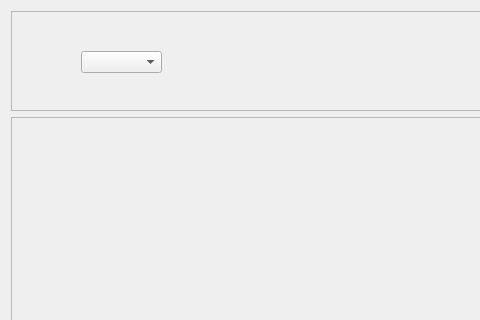
Above: projectIS/listaprodotti/view/vistaListaProdotti.ui from chritianchiappa/progetto_panificio before the change; both pictures show x 0 to 480 and y 0 to 320 of the 1200 by 634 pixel window. Below: the same form after it.
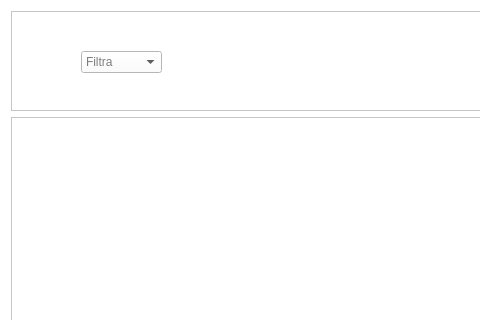
That is the form after the change.

Commit message: ingredienti prodotti json

```diff
--- a/projectIS/listaprodotti/view/vistaListaProdotti.ui
+++ b/projectIS/listaprodotti/view/vistaListaProdotti.ui
@@ -19,6 +19,9 @@
   <property name="windowTitle">
    <string>Form</string>
   </property>
+  <property name="styleSheet">
+   <string notr="true">background-color: rgb(255, 255, 255);</string>
+  </property>
   <layout class="QVBoxLayout" name="verticalLayout">
    <item>
     <widget class="QFrame" name="frame">
@@ -49,6 +52,9 @@
         <height>22</height>
        </rect>
       </property>
+      <property name="styleSheet">
+       <string notr="true">color:black;</string>
+      </property>
       <property name="placeholderText">
        <string>Filtra</string>
       </property>
```
The commit also changes 15 other files.
